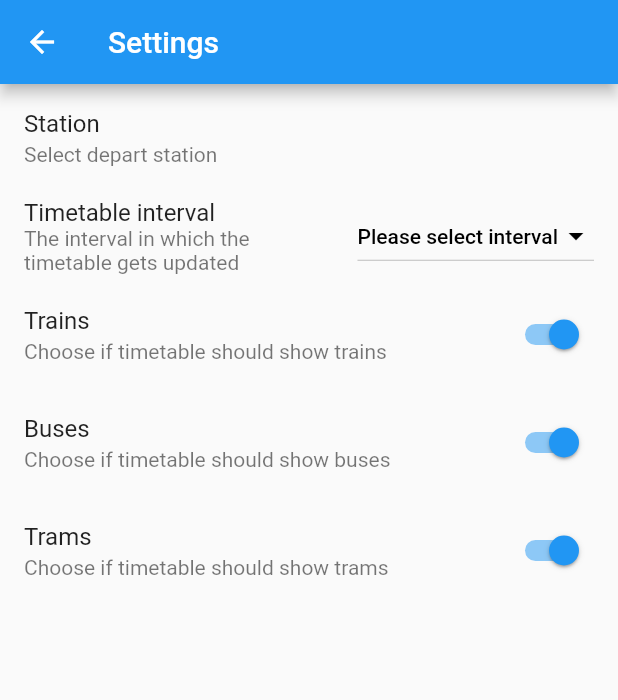
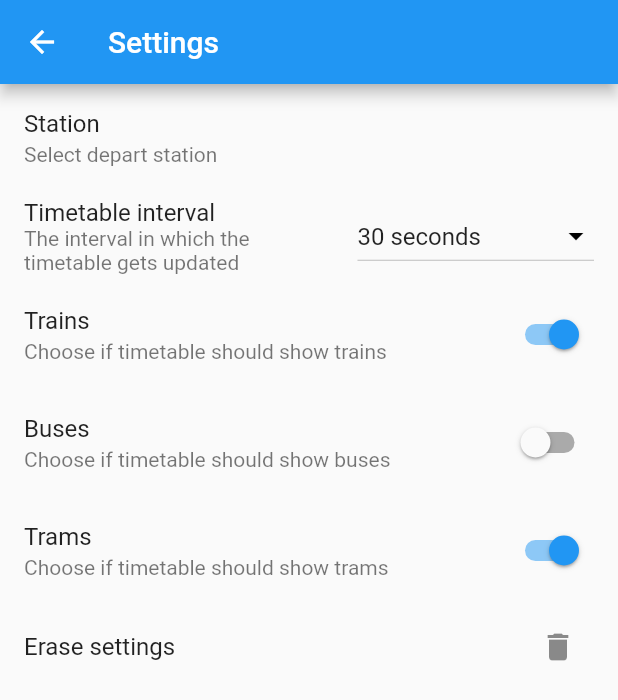
Before and after one commit to luismeier/flutter-piScreen, a Flutter app: the screen it shows after launch, after a tap on the "settings" icon, on a phone screen of 412 x 824 dp. Shown: the top 700 px of the screen. Run offline on Flutter 3.47's test engine with Material 2 defaults, Android fonts, the phone set to English and light mode, and no system bars; our stand-ins replace flutter_typeahead, get_storage; network calls fail.

Commit message:
Some updates

```diff
--- a/lib/constants.dart
+++ b/lib/constants.dart
@@ -1,4 +1,5 @@
 const String stationKey = "stationKey";
+const String stationNameKey = "stationNameKey";
 const String timeTableIntervalKey = "timeTableInterval";
 const String showTrainsKey = "showTrains";
 const String showBusesKey = "showBuses";
--- a/lib/main.dart
+++ b/lib/main.dart
@@ -2,15 +2,17 @@ import 'package:flutter/material.dart';
 import 'package:piScreen/providers/timetable_provider.dart';
 import 'package:piScreen/providers/weather_provider.dart';
 import 'package:provider/provider.dart';
-import 'package:flutter/services.dart';
+import 'package:get_storage/get_storage.dart';
 
 import 'piScreenApp.dart';
 
-void main() {
+void main() async {
   WidgetsFlutterBinding.ensureInitialized();
 
   // Enable full screen
-  SystemChrome.setEnabledSystemUIOverlays([]);
+  // SystemChrome.setEnabledSystemUIOverlays();
+
+  await GetStorage.init();
 
   runApp(MultiProvider(providers: [
     ChangeNotifierProvider<TimeTableProvider>(
--- a/lib/providers/timetable_provider.dart
+++ b/lib/providers/timetable_provider.dart
@@ -7,9 +7,10 @@ import 'package:http/http.dart' as http;
 import '../constants.dart';
 import '../models/station_model.dart';
 
-import 'package:shared_preferences/shared_preferences.dart';
+import 'package:get_storage/get_storage.dart';
 
 class TimeTableProvider extends ChangeNotifier {
+  final box = GetStorage();
   Station _station;
   get station => _station;
 
@@ -27,13 +28,13 @@ class TimeTableProvider extends ChangeNotifier {
 
   void _fetchStation() async {
     print("Calling timetable API");
-    SharedPreferences prefs = await SharedPreferences.getInstance();
 
     String baseURL = "https://fahrplan.search.ch/api/stationboard.json";
-    String stop = prefs.getString(stationKey);
+    String stop = box.read(stationKey);
 
-    final response = await http.get(
+    var url = Uri.parse(
         '$baseURL?stop=$stop&show_trackchanges=true&show_delays=true&mode=depart&show_tracks=true&limit=30');
+    final response = await http.get(url);
 
     if (response.statusCode == 200) {
       // If the server did return a 200 OK response,
--- a/lib/providers/weather_provider.dart
+++ b/lib/providers/weather_provider.dart
@@ -33,10 +33,13 @@ class WeatherProvider extends ChangeNotifier {
     isLoading = true;
     notifyListeners();
 
-    final weatherResponse = await http
-        .get('$url/weather?APPID=$apiKey&q=$city&units=$units&lang=$language');
-    final forecastResponse = await http.get(
+    var urlWeather = Uri.parse(
+        '$url/weather?APPID=$apiKey&q=$city&units=$units&lang=$language');
+    var urlForecast = Uri.parse(
         '$url/forecast/daily?q=$city&units=$units&cnt=$forecastLength&appid=$apiKey&lang=$language');
+
+    final weatherResponse = await http.get(urlWeather);
+    final forecastResponse = await http.get(urlForecast);
 
     if (weatherResponse.statusCode == 200)
       weatherData = new WeatherData.fromJson(jsonDecode(weatherResponse.body));
--- a/lib/ui/settings_screen.dart
+++ b/lib/ui/settings_screen.dart
@@ -1,6 +1,6 @@
 import 'package:flutter/material.dart';
 import 'package:piScreen/ui/stationSelect_screen.dart';
-import 'package:shared_preferences/shared_preferences.dart';
+import 'package:get_storage/get_storage.dart';
 
 import '../constants.dart';
 
@@ -12,22 +12,19 @@ class SettingsScreen extends StatefulWidget {
 }
 
 class _SettingsScreenState extends State<SettingsScreen> {
-  SharedPreferences prefs;
-  int _timetableInterval;
-  bool _showTrains = true;
-  bool _showBuses = true;
-  bool _showTrams = true;
+  final box = GetStorage();
+  var _stationName;
+  int _tableInterval;
+  bool _showTrains;
+  bool _showBusses;
+  bool _showTrams;
 
   _SettingsScreenState() {
-    fetch();
-  }
-  Future<void> fetch() async {
-    prefs = await SharedPreferences.getInstance();
-    _timetableInterval = prefs.getInt(timeTableIntervalKey);
-    _showTrains = prefs.getBool(showTrainsKey) ?? true;
-    _showBuses = prefs.getBool(showBusesKey) ?? true;
-    _showTrams = prefs.getBool(showTramsKey) ?? true;
-    setState(() {});
+    _stationName = box.read(stationNameKey) ?? "Please select a station";
+    _tableInterval = box.read(timeTableIntervalKey) ?? 30;
+    _showTrains = box.read(showTrainsKey) ?? true;
+    _showBusses = box.read(showBusesKey) ?? false;
+    _showTrams = box.read(showTramsKey) ?? true;
   }
 
   @override
@@ -39,21 +36,27 @@ class _SettingsScreenState extends State<SettingsScreen> {
       body: SafeArea(
         child: ListView(children: <Widget>[
           ListTile(
-              title: Text("Station"),
-              subtitle: Text("Select depart station"),
-              onTap: () {
-                Navigator.push(
-                    context,
-                    MaterialPageRoute(
-                      builder: (context) => StationSelect(),
-                    ));
-              }),
+            title: Text("Station"),
+            subtitle: Text("Select depart station"),
+            trailing: Text(_stationName),
+            onTap: () async {
+              await Navigator.push(
+                context,
+                MaterialPageRoute(
+                  builder: (context) => StationSelect(),
+                ),
+              );
+              setState(() {
+                _stationName = box.read(stationNameKey);
+              });
+            },
+          ),
           ListTile(
             title: Text("Timetable interval"),
             subtitle: Text("The interval in which the timetable gets updated"),
             trailing: DropdownButton<int>(
               focusColor: Colors.white,
-              value: _timetableInterval,
+              value: _tableInterval,
               iconEnabledColor: Colors.black,
               items: <int>[
                 30,
@@ -77,8 +80,8 @@ class _SettingsScreenState extends State<SettingsScreen> {
               ),
               onChanged: (int value) {
                 setState(() {
-                  _timetableInterval = value;
-                  prefs.setInt('counter', _timetableInterval);
+                  box.write(timeTableIntervalKey, value);
+                  _tableInterval = value;
                 });
               },
             ),
@@ -90,8 +93,8 @@ class _SettingsScreenState extends State<SettingsScreen> {
               value: _showTrains,
               onChanged: (value) {
                 setState(() {
+                  box.write(showTrainsKey, value);
                   _showTrains = value;
-                  prefs.setBool('showTrains', value);
                 });
               },
             ),
@@ -100,10 +103,11 @@ class _SettingsScreenState extends State<SettingsScreen> {
             title: Text("Buses"),
             subtitle: Text("Choose if timetable should show buses"),
             trailing: Switch(
-              value: _showBuses,
+              value: _showBusses,
               onChanged: (value) {
                 setState(() {
-                  _showBuses = value;
+                  box.write(showBusesKey, value);
+                  _showBusses = value;
                 });
               },
             ),
@@ -115,20 +119,24 @@ class _SettingsScreenState extends State<SettingsScreen> {
               value: _showTrams,
               onChanged: (value) {
                 setState(() {
+                  box.write(showTramsKey, value);
                   _showTrams = value;
                 });
               },
             ),
           ),
+          ListTile(
+            title: Text("Erase settings"),
+            trailing: IconButton(
+              icon: new Icon(Icons.delete),
+              onPressed: () {
+                box.erase();
+                print("Deleted the Settings");
+              },
+            ),
+          )
         ]),
       ),
     );
   }
 }
-
-// Text("Update Interval Weather"),
-// Text("Station"),
-
-// Text("Weather location"),
-// Text("Weather language"),
-// Text("Weather api key")
```
Also changed, not shown: lib/ui/stationSelect_screen.dart (+13 -6 lines), pubspec.yaml (+6 -6 lines), pubspec.lock.
